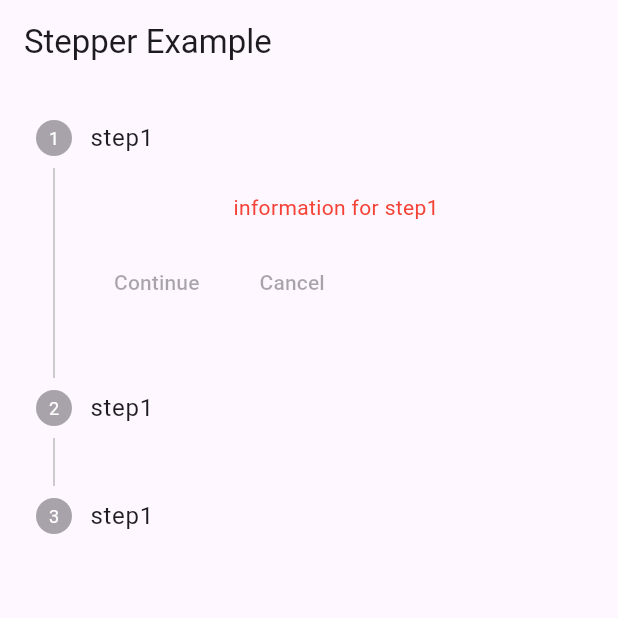
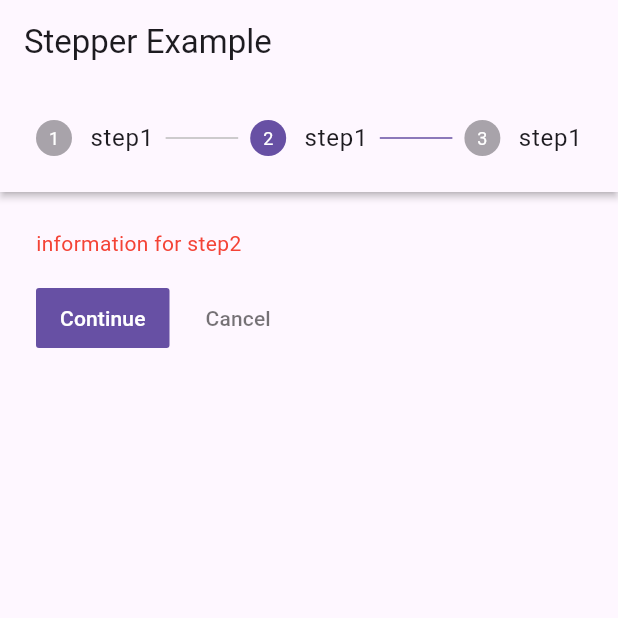
Before and after one commit to LINDEX171/skills, a Flutter app: the screen it shows after launch, after a tap on an icon or button, on a phone screen of 412 x 824 dp, the top half of it. Run offline on Flutter 3.47's test engine with Material 3 defaults, Android fonts, the phone set to English and light mode, and no system bars; our stand-ins replace smooth_page_indicator.

Commit message:
advanced stepper

```diff
--- a/lib/stepper_page.dart
+++ b/lib/stepper_page.dart
@@ -27,14 +27,55 @@ class StepperExample extends StatefulWidget {
 }
 
 class _StepperExampleState extends State<StepperExample> {
+  int _currentStep = 0;
   @override
   Widget build(BuildContext context) {
     return Scaffold(
       body: Stepper(steps: [
-        Step(title: Text("step1"), content: Text("information for step1",style: TextStyle(color: Colors.red),)),
-        Step(title: Text("step1"), content: Text("information for step2",style: TextStyle(color: Colors.red),)),
-        Step(title: Text("step1"), content: Text("information for step3",style: TextStyle(color: Colors.red),)),
-      ]),
+        Step(
+            isActive: _currentStep == 0,
+            title: Text("step1"),
+            content: Text(
+              "information for step1",
+              style: TextStyle(color: Colors.red),
+            )),
+        Step(
+            isActive: _currentStep == 1,
+            title: Text("step1"),
+            content: Text(
+              "information for step2",
+              style: TextStyle(color: Colors.red),
+            )),
+        Step(
+            isActive: _currentStep == 2,
+            title: Text("step1"),
+            content: Text(
+              "information for step3",
+              style: TextStyle(color: Colors.red),
+            )),
+      ],
+      onStepTapped: (value) {
+        setState(() {
+          _currentStep = value ;
+        });
+      },
+        currentStep: _currentStep,
+        onStepContinue: () {
+          if(_currentStep != 2){
+           setState(() {
+             _currentStep+=1;
+           });
+          }
+        },
+        onStepCancel: () {
+          if(_currentStep != 0){
+            setState(() {
+              _currentStep-=1;
+            });
+          }
+        },
+        type: StepperType.horizontal,
+      ),
     );
   }
 }
```
